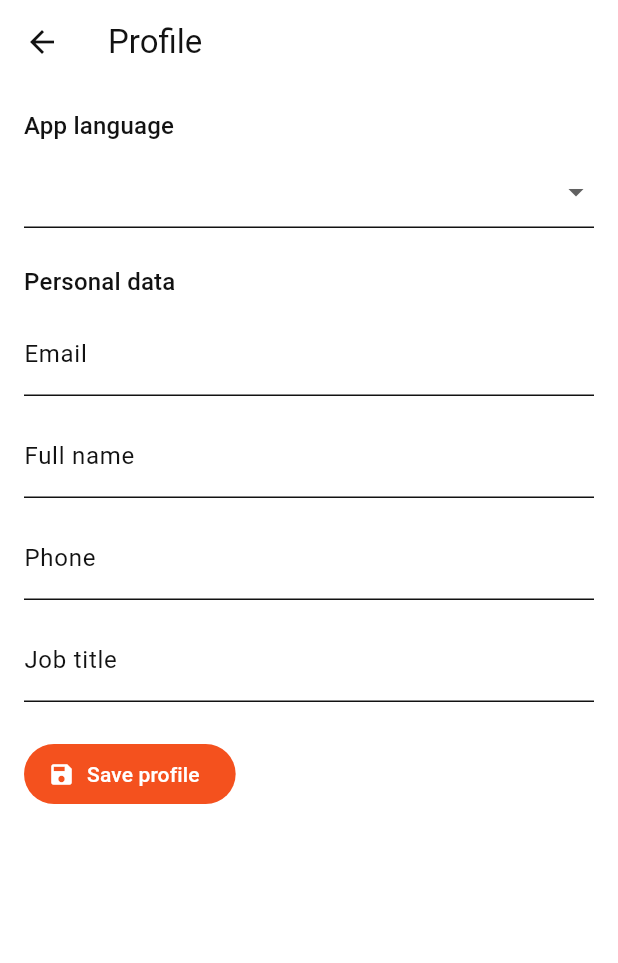
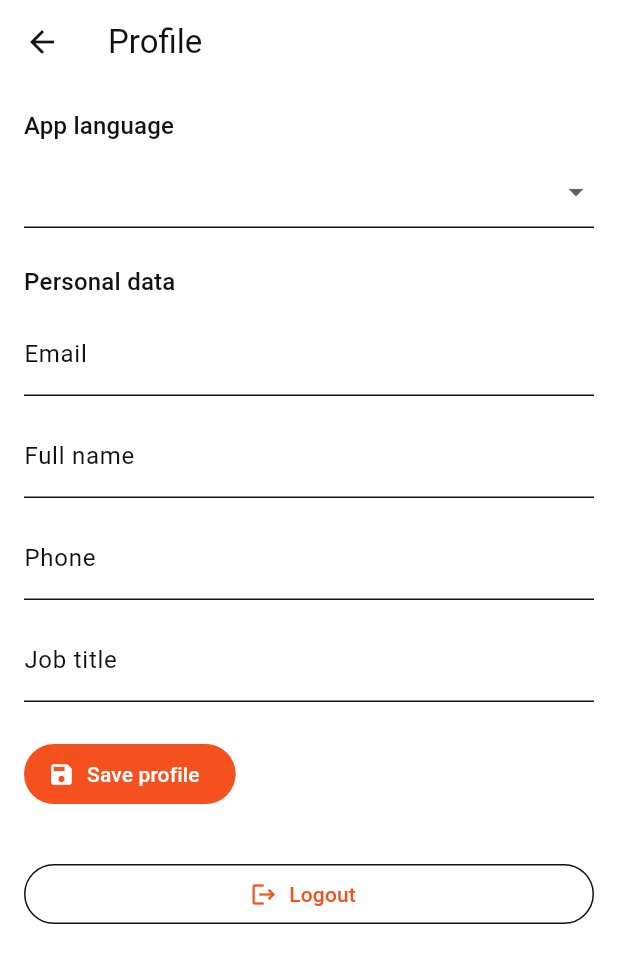
Before and after one commit to AndreiBacs/EchipaMea, a Flutter app: the ProfilePage screen opened directly, on a phone screen of 412 x 824 dp. Shown: the top 963 px of the screen. Run offline on Flutter 3.47's test engine with Material 3 defaults, Android fonts, the phone set to English and light mode, and no system bars; our stand-ins replace flutter_dotenv, flutter_map, flutter_riverpod, geolocator, go_router, image_picker and 3 more; missing offline and left inert: map_launcher, mobile_scanner, record; accounts and stored records are empty.

Commit message:
feat(worker): map launcher nav, 30m WS telemetry, router/connect, foreman logout, i18n
Made-with: Cursor

```diff
--- a/lib/src/core/i18n/app_localizations.dart
+++ b/lib/src/core/i18n/app_localizations.dart
@@ -187,6 +187,7 @@ class AppLocalizations {
       'workerOpenNavigation': 'Deschide navigatia',
       'workerNavigationOpenFailed':
           'Nu am putut deschide navigatia pe acest dispozitiv.',
+      'workerChooseNavigationApp': 'Alege aplicatia de navigatie',
       'workerAnnounceArrival': 'Am ajuns la locatie',
       'workerArrivalSent': 'Seful de echipa a fost anuntat ca ai ajuns.',
       'workerLocationMissing':
@@ -390,6 +391,7 @@ class AppLocalizations {
       'workerOpenNavigation': 'Navigacio megnyitasa',
       'workerNavigationOpenFailed':
           'A navigacio nem nyithato meg ezen az eszkozon.',
+      'workerChooseNavigationApp': 'Valassz navigacios alkalmazast',
       'workerAnnounceArrival': 'Megérkeztem a helyszinre',
       'workerArrivalSent': 'A munkavezeto ertesult az erkezesrol.',
       'workerLocationMissing':
@@ -591,6 +593,7 @@ class AppLocalizations {
       'workerOpenNavigation': 'Open navigation',
       'workerNavigationOpenFailed':
           'Could not open navigation on this device.',
+      'workerChooseNavigationApp': 'Choose a navigation app',
       'workerAnnounceArrival': 'I have arrived on site',
       'workerArrivalSent': 'Your foreman is notified that you arrived.',
       'workerLocationMissing':
@@ -778,6 +781,7 @@ class AppLocalizations {
   String get workerAssignedWorkersLabel => _t('workerAssignedWorkersLabel');
   String get workerOpenNavigation => _t('workerOpenNavigation');
   String get workerNavigationOpenFailed => _t('workerNavigationOpenFailed');
+  String get workerChooseNavigationApp => _t('workerChooseNavigationApp');
   String get workerAnnounceArrival => _t('workerAnnounceArrival');
   String get workerArrivalSent => _t('workerArrivalSent');
   String get workerLocationMissing => _t('workerLocationMissing');
--- a/lib/src/features/profile/presentation/pages/profile_page.dart
+++ b/lib/src/features/profile/presentation/pages/profile_page.dart
@@ -1,10 +1,12 @@
 import 'package:flutter/material.dart';
 import 'package:flutter_riverpod/flutter_riverpod.dart';
+import 'package:go_router/go_router.dart';
 
 import '../../../../core/auth/auth_session_controller.dart';
 import '../../../../core/i18n/app_localizations.dart';
 import '../../../../core/i18n/locale_controller.dart';
 import '../../../../core/profile/profile_controller.dart';
+import '../../../auth/presentation/pages/login_page.dart';
 
 class ProfilePage extends ConsumerStatefulWidget {
   const ProfilePage({super.key});
@@ -137,6 +139,21 @@ class _ProfilePageState extends ConsumerState<ProfilePage> {
                     icon: const Icon(Icons.save),
                     label: Text(l10n.profileSaveButton),
                   ),
+                  const SizedBox(height: 32),
+                  SizedBox(
+                    width: double.infinity,
+                    child: OutlinedButton.icon(
+                      onPressed: () async {
+                        await ref
+                            .read(authSessionProvider.notifier)
+                            .logout();
+                        if (!context.mounted) return;
+                        context.go(LoginPage.routePath);
+                      },
+                      icon: const Icon(Icons.logout),
+                      label: Text(l10n.logout),
+                    ),
+                  ),
                 ],
               ),
             ),
--- a/pubspec.yaml
+++ b/pubspec.yaml
@@ -51,6 +51,7 @@ dependencies:
   image_picker: ^1.1.2
   record: ^6.2.0
   path_provider: ^2.1.5
+  map_launcher: ^4.5.0
 
 dev_dependencies:
   flutter_test:
```
Also changed, not shown: lib/src/core/routing/app_router.dart (+6 -1 lines), lib/src/features/worker/application/worker_telemetry_coordinator.dart (+6 -5 lines), lib/src/features/worker/presentation/pages/worker_connect_page.dart (+6 -1 lines), lib/src/features/worker/presentation/pages/worker_project_detail_page.dart (+88 -4 lines), pubspec.lock, 2 other files.
